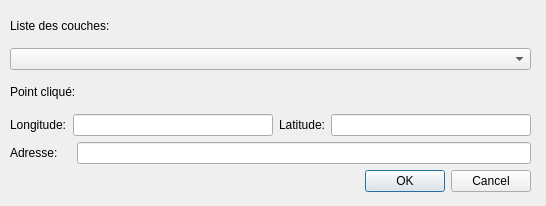
Before: the Qt Designer form mon_extension_dialog_base.ui in romainbernasconi1/TP-pyqgis-TSI, drawn with Qt 5.
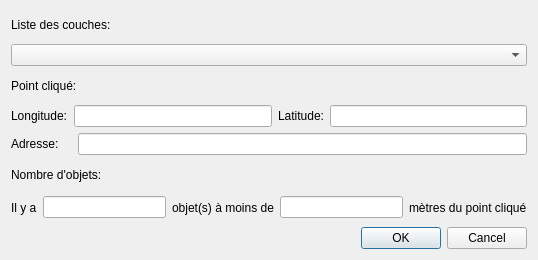
After: the same form once the commit is applied.

Commit message: ajout de l'US n°4

Patch:
```diff
--- a/mon_extension_dialog_base.ui
+++ b/mon_extension_dialog_base.ui
@@ -6,22 +6,15 @@
    <rect>
     <x>0</x>
     <y>0</y>
-    <width>546</width>
-    <height>206</height>
+    <width>538</width>
+    <height>260</height>
    </rect>
   </property>
   <property name="windowTitle">
    <string>Mon super Extension</string>
   </property>
-  <widget class="QWidget" name="verticalLayoutWidget">
-   <property name="geometry">
-    <rect>
-     <x>10</x>
-     <y>10</y>
-     <width>521</width>
-     <height>182</height>
-    </rect>
-   </property>
+  <layout class="QVBoxLayout" name="verticalLayout_4">
+   <item>
    <layout class="QVBoxLayout" name="verticalLayout">
     <item>
      <widget class="QLabel" name="label_layer">
@@ -79,6 +72,46 @@
      </layout>
     </item>
     <item>
+      <widget class="QLabel" name="label_objets">
+       <property name="text">
+        <string>Nombre d'objets:</string>
+       </property>
+      </widget>
+     </item>
+     <item>
+      <layout class="QHBoxLayout" name="horizontalLayout_3">
+       <item>
+        <widget class="QLabel" name="label_objets_2">
+         <property name="text">
+          <string>Il y a</string>
+         </property>
+        </widget>
+       </item>
+       <item>
+        <widget class="QLineEdit" name="lineEdit_objets_1"/>
+       </item>
+       <item>
+        <widget class="QLabel" name="label_objets_3">
+         <property name="text">
+          <string>objet(s) à moins de</string>
+         </property>
+        </widget>
+       </item>
+       <item>
+        <widget class="QLineEdit" name="lineEdit_objets_2"/>
+       </item>
+       <item>
+        <widget class="QLabel" name="label_objets_4">
+         <property name="text">
+          <string>mètres du point cliqué</string>
+         </property>
+        </widget>
+       </item>
+      </layout>
+     </item>
+    </layout>
+   </item>
+   <item>
      <widget class="QDialogButtonBox" name="button_box">
       <property name="orientation">
        <enum>Qt::Horizontal</enum>
@@ -89,7 +122,6 @@
      </widget>
     </item>
    </layout>
-  </widget>
  </widget>
  <resources/>
  <connections>
```
Lines whose indentation alone changed are shown as unchanged. The commit also changes 2 other files.
